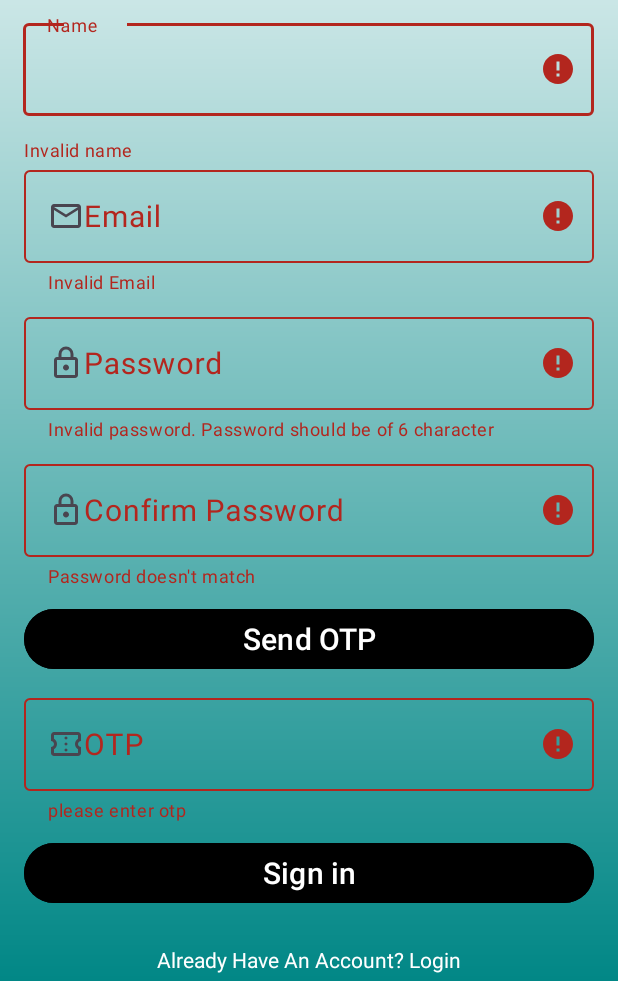
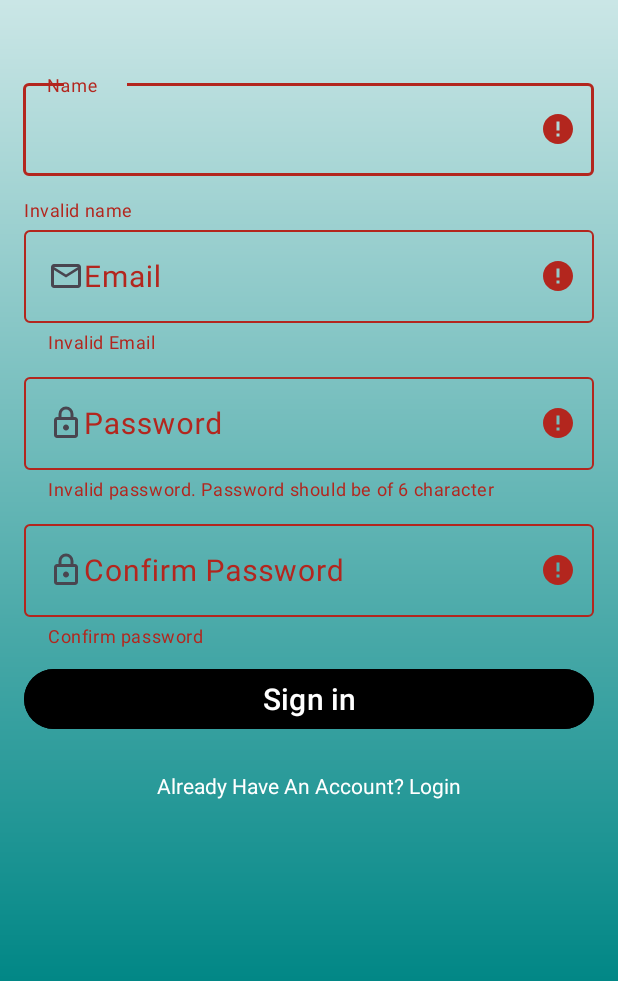
Before and after one commit to Roshan-Zope/Online_Electronic_Gadget, an Android app: the screen it shows after launch (RegisterActivity), after a tap on "Sign in", on a phone screen of 412 x 824 dp, the part 255-1236 px from its top. Run offline under Robolectric (Android 15) with nearby library versions, the phone set to English and light mode, and no system bars; our stand-ins replace Firebase (no records; nobody signed in at launch, a user with empty details on screens opened directly).

```diff
--- a/app/src/main/java/com/example/onlineelectronicgadget/activities/RegisterActivity.java
+++ b/app/src/main/java/com/example/onlineelectronicgadget/activities/RegisterActivity.java
@@ -1,5 +1,6 @@
 package com.example.onlineelectronicgadget.activities;
 
+import android.content.Context;
 import android.content.Intent;
 import android.os.Bundle;
 import android.util.Log;
@@ -25,15 +26,12 @@ public class RegisterActivity extends AppCompatActivity {
     private TextInputLayout tlEmailR;
     private TextInputLayout tlPasswordR;
     private TextInputLayout tlConfirmPassword;
-    private TextInputLayout tlOtp;
     private TextInputEditText nameEditText;
     private TextInputEditText emailEditTextR;
     private TextInputEditText passwordEditTextR;
     private TextInputEditText confirmPasswordEditText;
-    private TextInputEditText otpEditText;
     private TextView loginLink;
     private Button registerButton;
-    private Button otpButton;
 
     @Override
     protected void onCreate(Bundle savedInstanceState) {
@@ -47,40 +45,46 @@ public class RegisterActivity extends AppCompatActivity {
         });
 
         loginLink.setOnClickListener(v -> {
-            Intent intent = new Intent(this, LoginActivity.class);
-            startActivity(intent);
-            finish();
+            changeActivity(RegisterActivity.this, LoginActivity.class);
+            Log.d("myTag", "to login activity");
         });
 
+    }
+
+    private void changeActivity(Context context, Class<?> cls) {
+        Intent intent = new Intent(context, cls);
+        startActivity(intent);
+        finish();
     }
 
     private boolean validateData() {
         List<Boolean> check = new ArrayList<>();
 
-        if (nameEditText.getText().toString().trim().equals("")) {
+        if (nameEditText.getText().toString().trim().isEmpty()) {
             check.add(false);
             tlName.setError("Invalid name");
         } else check.add(true);
 
-        if (emailEditTextR.getText().toString().trim().equals("")) {
+        if (emailEditTextR.getText().toString().trim().isEmpty()) {
             check.add(false);
             tlEmailR.setError("Invalid Email");
         } else check.add(true);
 
-        if (passwordEditTextR.getText().toString().trim().equals("") && passwordEditTextR.getText().toString().trim().length() < 6) {
+        if (passwordEditTextR.getText().toString().trim().isEmpty() && passwordEditTextR.getText().toString().trim().length() < 6) {
             check.add(false);
             tlPasswordR.setError("Invalid password. Password should be of 6 character");
         } else check.add(true);
 
-        if (confirmPasswordEditText.getText().toString().trim().equals("") && confirmPasswordEditText.getText().toString().trim().equals(passwordEditTextR.getText().toString().trim())) {
+        if (confirmPasswordEditText.getText().toString().trim().isEmpty()) {
             check.add(false);
-            tlConfirmPassword.setError("Password doesn't match");
-        } else check.add(true);
-
-        if (otpEditText.getText().toString().trim().equals("")) {
-            check.add(false);
-            tlOtp.setError("please enter otp");
-        } else check.add(true);
+            tlConfirmPassword.setError("Confirm password");
+        } else {
+            if (confirmPasswordEditText.getText().toString().trim().equals(passwordEditTextR.getText().toString().trim())) check.add(true);
+            else {
+                check.add(false);
+                tlConfirmPassword.setError("password mismatch");
+            }
+        }
 
         return !check.contains(false);
     }
@@ -91,7 +95,21 @@ public class RegisterActivity extends AppCompatActivity {
                     if (task.isSuccessful()) {
                         Log.d("myTag", "Registration successful");
                         Toast.makeText(RegisterActivity.this, "Registration successful", Toast.LENGTH_SHORT).show();
-                        saveUser(username, email, password);
+
+                        mAuth.getCurrentUser().sendEmailVerification().addOnCompleteListener(this, t -> {
+                            if (t.isSuccessful()) {
+                                Log.d("myTag", "Email Verification sent");
+                                Toast.makeText(RegisterActivity.this, "Verify your email", Toast.LENGTH_SHORT).show();
+
+                                saveUser(username, email, password);
+
+                                changeActivity(RegisterActivity.this, LoginActivity.class);
+                            }
+                            else {
+                                Log.d("myTag", "Email verification failed");
+                                Toast.makeText(RegisterActivity.this, "Failed to send verification email", Toast.LENGTH_SHORT).show();
+                            }
+                        });
                     } else {
                         Log.d("myTag", "Registration failed");
                         Toast.makeText(RegisterActivity.this, "Registration failed", Toast.LENGTH_SHORT).show();
@@ -105,9 +123,11 @@ public class RegisterActivity extends AppCompatActivity {
         mDatabase.child("users").child(username).setValue(user)
                 .addOnSuccessListener(e -> {
                     Log.d("myTag", "user saved");
+                    System.out.println("user saved");
                     Toast.makeText(RegisterActivity.this, "user saved", Toast.LENGTH_SHORT).show();
                 })
                 .addOnFailureListener(e -> {
+                    System.out.println("user saved failed");
                     Log.d("myTag", "user saved failed");
                     Toast.makeText(RegisterActivity.this, "user saved failed", Toast.LENGTH_SHORT).show();
                 });
@@ -126,9 +146,6 @@ public class RegisterActivity extends AppCompatActivity {
         tlEmailR = findViewById(R.id.tlEmailR);
         tlPasswordR = findViewById(R.id.tlPasswordR);
         tlConfirmPassword = findViewById(R.id.tlConfirmPassword);
-        tlOtp = findViewById(R.id.tlOtp);
         confirmPasswordEditText = findViewById(R.id.confirmPasswordEditText);
-        otpEditText = findViewById(R.id.otpEditText);
-        otpButton = findViewById(R.id.otpButton);
     }
 }
--- a/app/src/main/res/layout/activity_login.xml
+++ b/app/src/main/res/layout/activity_login.xml
@@ -18,7 +18,7 @@
         android:src="@drawable/ic_login_logo" />
 
     <com.google.android.material.textfield.TextInputLayout
-        android:id="@+id/emailEditText"
+        android:id="@+id/tlEmail"
         android:layout_width="match_parent"
         android:layout_height="wrap_content"
         android:layout_margin="16dp"
@@ -26,6 +26,7 @@
         android:textSize="24sp">
 
             <com.google.android.material.textfield.TextInputEditText
+                android:id="@+id/etEmail"
                 android:layout_width="match_parent"
                 android:inputType="textEmailAddress"
                 style="@style/ThemeOverlay.Material3.TextInputEditText"
@@ -34,7 +35,7 @@
     </com.google.android.material.textfield.TextInputLayout>
 
     <com.google.android.material.textfield.TextInputLayout
-        android:id="@+id/passwordEditText"
+        android:id="@+id/tlPassword"
         android:layout_width="match_parent"
         android:layout_height="wrap_content"
         android:layout_margin="16dp"
@@ -43,6 +44,7 @@
         android:textSize="24sp">
 
         <com.google.android.material.textfield.TextInputEditText
+            android:id="@+id/etPassword"
             android:layout_width="match_parent"
             style="@style/ThemeOverlay.Material3.TextInputEditText"
             android:drawableStart="@drawable/lock_24px"
--- a/app/src/main/res/layout/activity_register.xml
+++ b/app/src/main/res/layout/activity_register.xml
@@ -14,7 +14,7 @@
         android:layout_marginTop="10dp"
         android:layout_height="160dp"
         android:layout_gravity="center"
-        android:layout_marginBottom="10dp"
+        android:layout_marginBottom="50dp"
         android:src="@drawable/ic_login_logo" />
 
     <com.google.android.material.textfield.TextInputLayout
@@ -91,34 +91,6 @@
     </com.google.android.material.textfield.TextInputLayout>
 
     <Button
-        android:id="@+id/otpButton"
-        android:layout_width="match_parent"
-        android:layout_height="wrap_content"
-        android:layout_marginRight="16dp"
-        android:layout_marginLeft="16dp"
-        android:layout_marginBottom="10dp"
-        android:backgroundTint="@color/black"
-        android:text="@string/send_otp"
-        android:textSize="20sp" />
-
-    <com.google.android.material.textfield.TextInputLayout
-        android:id="@+id/tlOtp"
-        android:layout_width="match_parent"
-        android:layout_marginRight="16dp"
-        android:layout_marginLeft="16dp"
-        android:layout_marginBottom="10dp"
-        android:layout_height="wrap_content" >
-        <com.google.android.material.textfield.TextInputEditText
-            android:id="@+id/otpEditText"
-            android:layout_width="match_parent"
-            android:layout_height="wrap_content"
-            android:hint="@string/otp"
-            android:inputType="number"
-            android:drawableStart="@drawable/confirmation_number_24px"
-            android:textSize="20sp" />
-    </com.google.android.material.textfield.TextInputLayout>
-
-    <Button
         android:id="@+id/registerButton"
         android:layout_width="match_parent"
         android:layout_height="wrap_content"
```
Also changed, not shown: app/src/main/java/com/example/onlineelectronicgadget/activities/LoginActivity.java (+45 -5 lines).
